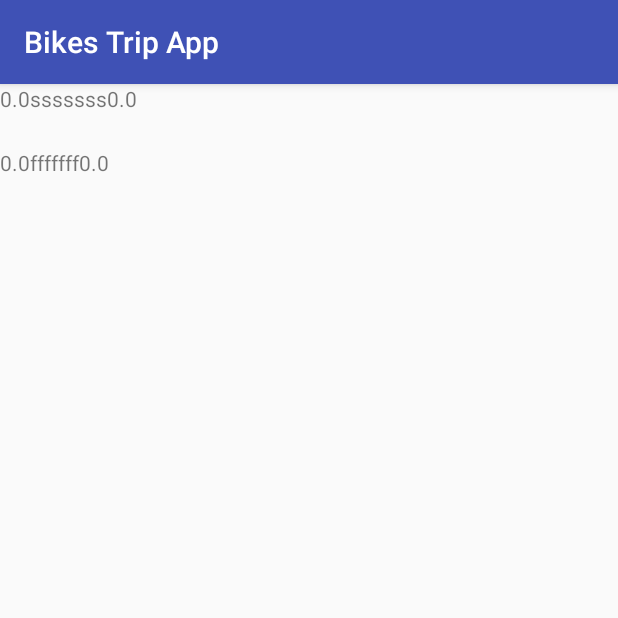
After one commit to Rgomesprofessional/BikesTripApp, an Android app: the TrackAddInfo screen opened directly, with no data from a screen before it, on a phone screen of 412 x 824 dp, the top half of it. The commit adds this screen. Run offline under Robolectric (Android 15) with nearby library versions, the phone set to English and light mode, and no system bars.

Commit message:
Track Add Info Commit

```diff
--- a/app/build.gradle
+++ b/app/build.gradle
@@ -32,4 +32,7 @@ dependencies {
     androidTestImplementation 'com.android.support.test.espresso:espresso-core:3.0.1'
 }
 
+
+
+
 apply plugin: 'com.google.gms.google-services'
--- a/app/src/main/AndroidManifest.xml
+++ b/app/src/main/AndroidManifest.xml
@@ -44,7 +44,11 @@
 
         <activity
             android:name=".AppContent.MapsActivity"
-            android:label="@string/title_activity_maps"></activity>
+            android:label="@string/title_activity_maps" />
+        <activity
+            android:name=".AppContent.MapsActivityTrack"
+            android:label="@string/title_activity_maps_track" />
+        <activity android:name=".AppContent.TrackAddInfo"></activity>
     </application>
 
 </manifest>
--- /dev/null
+++ b/app/src/main/java/com/example/rgome/bikestripapp/AppContent/TrackAddInfo.java
@@ -0,0 +1,24 @@
+package com.example.rgome.bikestripapp.AppContent;
+
+import android.support.v7.app.AppCompatActivity;
+import android.os.Bundle;
+import android.widget.TextView;
+
+import com.example.rgome.bikestripapp.R;
+
+public class TrackAddInfo extends AppCompatActivity {
+    private TextView txtTest1;
+    private TextView txtTest2;
+
+    @Override
+    protected void onCreate(Bundle savedInstanceState) {
+        super.onCreate(savedInstanceState);
+        setContentView(R.layout.activity_track_add_info);
+
+        txtTest1 = (TextView) findViewById(R.id.txtTest1);
+        txtTest2 = (TextView) findViewById(R.id.txtTest2);
+
+        txtTest1.setText(MapsActivity.startLat + "sssssss" + MapsActivity.startLng);
+        txtTest2.setText(MapsActivity.finishLat + "fffffff" + MapsActivity.finishLng);
+    }
+}
--- /dev/null
+++ b/app/src/main/res/layout/activity_track_add_info.xml
@@ -0,0 +1,27 @@
+<?xml version="1.0" encoding="utf-8"?>
+<RelativeLayout xmlns:android="http://schemas.android.com/apk/res/android"
+    xmlns:app="http://schemas.android.com/apk/res-auto"
+    xmlns:tools="http://schemas.android.com/tools"
+    android:layout_width="match_parent"
+    android:layout_height="match_parent"
+    tools:context="com.example.rgome.bikestripapp.AppContent.TrackAddInfo">
+
+    <TextView
+        android:id="@+id/txtTest1"
+        android:layout_width="wrap_content"
+        android:layout_height="wrap_content"
+        android:text="TextView"
+        tools:layout_editor_absoluteX="16dp"
+        tools:layout_editor_absoluteY="16dp" />
+
+    <TextView
+        android:id="@+id/txtTest2"
+        android:layout_width="wrap_content"
+        android:layout_height="wrap_content"
+        android:layout_alignParentStart="true"
+        android:layout_below="@+id/txtTest1"
+        android:layout_marginTop="23dp"
+        android:text="TextView"
+        tools:layout_editor_absoluteX="16dp"
+        tools:layout_editor_absoluteY="47dp" />
+</RelativeLayout>
--- a/app/src/main/res/values/strings.xml
+++ b/app/src/main/res/values/strings.xml
@@ -16,4 +16,7 @@
     <!-- TODO: Remove or change this placeholder text -->
     <string name="hello_blank_fragment">Hello blank fragment</string>
     <string name="title_activity_maps">Map</string>
+    <string name="title_activity_maps_track">Map</string>
+    <string name="btn_start_track">Start Track</string>
+    <string name="btn_finish_track">Finish Track</string>
 </resources>
```
Also changed, not shown: app/src/main/java/com/example/rgome/bikestripapp/AppContent/MapsActivity.java (+52 -3 lines), app/src/main/java/com/example/rgome/bikestripapp/AppContent/MapsActivityTrack.java (added, +68 -0 lines), app/src/main/java/com/example/rgome/bikestripapp/MainActivity.java (+14 -3 lines), app/src/main/res/layout/activity_main.xml (+8 -0 lines), app/src/main/res/layout/activity_maps.xml (+22 -1 lines), app/src/main/res/layout/activity_maps_track.xml (added, +8 -0 lines).
